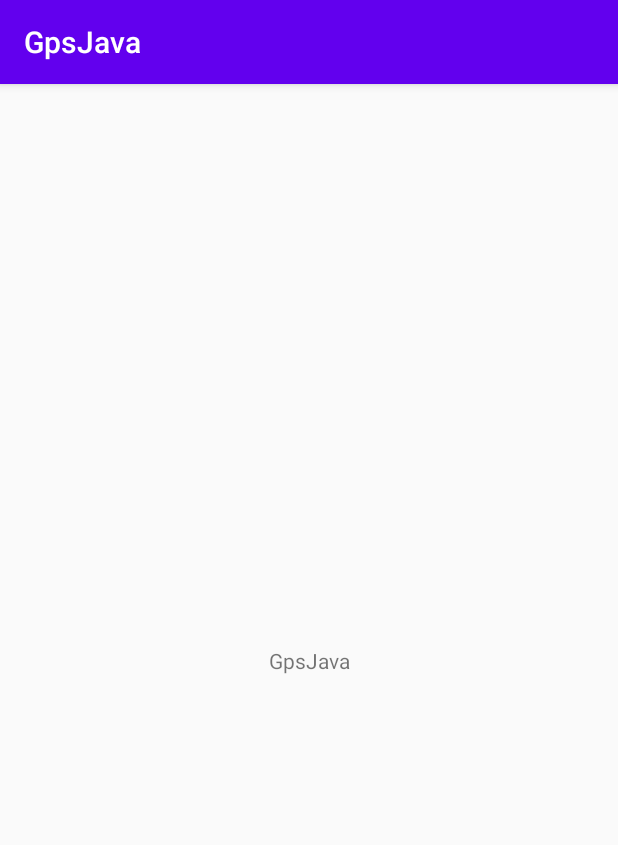
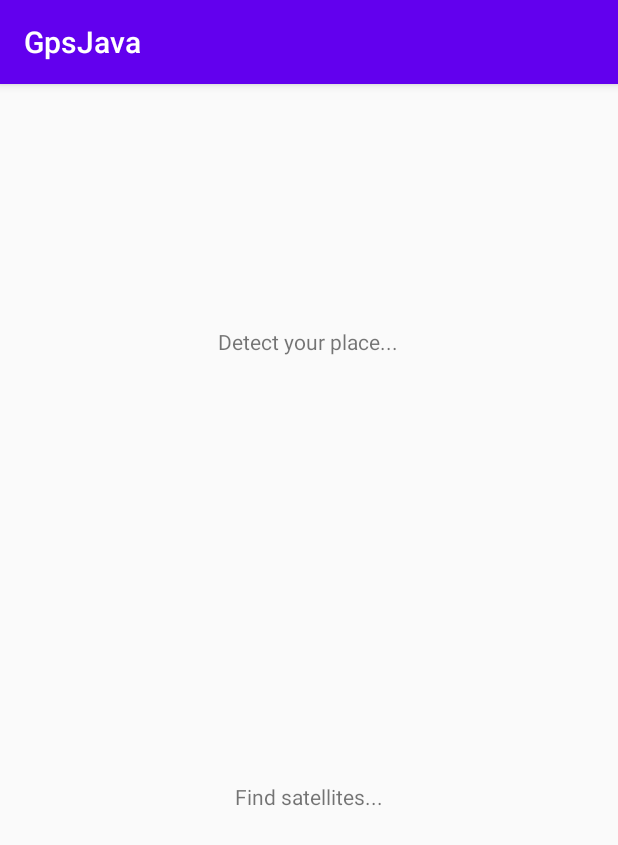
Before and after one commit to Mihafin/and_coords2, an Android app: the screen it shows after launch (MainActivity), on a phone screen of 412 x 824 dp. Shown: the top 845 px of the screen. Run offline under Robolectric (Android 15) with nearby library versions, the phone set to English and light mode, and no system bars.

Commit message:
show gps info

```diff
--- a/app/build.gradle
+++ b/app/build.gradle
@@ -6,7 +6,7 @@ android {
 
     defaultConfig {
         applicationId "com.mixus.gpsjava"
-        minSdkVersion 21
+        minSdkVersion 24
         targetSdkVersion 24
         versionCode 1
         versionName "1.0"
@@ -31,4 +31,7 @@ dependencies {
     testImplementation 'junit:junit:4.12'
     androidTestImplementation 'androidx.test.ext:junit:1.1.1'
     androidTestImplementation 'androidx.test.espresso:espresso-core:3.2.0'
+
+//    implementation 'pub.devrel:easypermissions:2.0.1'
+//    implementation 'com.google.android.gms:play-services-location:17.0.0'
 }
--- a/app/src/main/AndroidManifest.xml
+++ b/app/src/main/AndroidManifest.xml
@@ -1,6 +1,10 @@
 <?xml version="1.0" encoding="utf-8"?>
 <manifest xmlns:android="http://schemas.android.com/apk/res/android"
     package="com.mixus.gpsjava">
+
+<!--    <uses-permission android:name="android.permission.INTERNET" />-->
+    <uses-permission android:name="android.permission.ACCESS_FINE_LOCATION"/>
+<!--    <uses-permission android:name="android.permission.ACCESS_COARSE_LOCATION"/>-->
 
     <application
         android:allowBackup="true"
--- a/app/src/main/java/com/mixus/gpsjava/MainActivity.java
+++ b/app/src/main/java/com/mixus/gpsjava/MainActivity.java
@@ -1,19 +1,139 @@
 package com.mixus.gpsjava;
 
 import androidx.appcompat.app.AppCompatActivity;
+import androidx.core.app.ActivityCompat;
 
+import android.Manifest;
+import android.annotation.SuppressLint;
+import android.app.AlertDialog;
+import android.content.DialogInterface;
+import android.content.pm.PackageManager;
+import android.location.GnssStatus;
+import android.location.Location;
+import android.location.LocationListener;
+import android.location.LocationManager;
 import android.os.Bundle;
+import android.util.Log;
 import android.widget.TextView;
 
-public class MainActivity extends AppCompatActivity {
-    private TextView tv;
+import java.util.Locale;
+
+public class MainActivity extends AppCompatActivity implements LocationListener {
+    private static final String TAG = "MainActivity";
+    private static final int    REQUEST_PERMISSION_LOCATION = 1;
+
+    private TextView lblInfo;
+    private TextView lblSatelliteCount;
 
     @Override
     protected void onCreate(Bundle savedInstanceState) {
         super.onCreate(savedInstanceState);
         setContentView(R.layout.activity_main);
 
-        tv = findViewById(R.id.lblText);
-        tv.setText(R.string.app_name);
+        lblInfo           = findViewById(R.id.lblText);
+        lblSatelliteCount = findViewById(R.id.idSatelliteCount);
+
+        lblInfo.setText(R.string.app_name);
+
+        checkPermissionAndStart();
+    }
+
+    @SuppressLint("MissingPermission")
+    private void startApp() {
+        LocationManager locationManager = (LocationManager) this.getSystemService(LOCATION_SERVICE);
+
+        boolean isGPSEnabled     = locationManager.isProviderEnabled(LocationManager.GPS_PROVIDER);    // getting GPS satellite status
+        boolean isNetworkEnabled = locationManager.isProviderEnabled(LocationManager.NETWORK_PROVIDER);// getting cellular network status
+
+        Log.d(TAG, String.format(Locale.ENGLISH,
+                "isGPSEnabled: %b, isNetworkEnabled: %b",
+                isGPSEnabled, isNetworkEnabled));
+
+        this.lblInfo.setText(R.string.detect_in_process);
+        this.lblSatelliteCount.setText(R.string.find_satellites);
+
+        GnssStatus.Callback gnssStatusCallback = new GnssStatus.Callback() {
+            public void onSatelliteStatusChanged(GnssStatus status) {
+                Log.d(TAG, String.format("onSatelliteStatusChanged: %d", status.getSatelliteCount()));
+                lblSatelliteCount.setText(String.format(Locale.ENGLISH, "Satellites count: %d", status.getSatelliteCount()));
+            }
+        };
+        locationManager.registerGnssStatusCallback(gnssStatusCallback);
+        locationManager.requestLocationUpdates(LocationManager.NETWORK_PROVIDER, 1000, 1, this);
+        locationManager.requestLocationUpdates(LocationManager.GPS_PROVIDER, 1000, 1, this);
+
+    }
+
+    private void checkPermissionAndStart() {
+        // ActivityCompat.checkSelfPermission(this, Manifest.permission.ACCESS_COARSE_LOCATION) != PackageManager.PERMISSION_GRANTED
+        int permissionCheck = ActivityCompat.checkSelfPermission(this, Manifest.permission.ACCESS_FINE_LOCATION);
+        if (permissionCheck != PackageManager.PERMISSION_GRANTED) {
+            if (ActivityCompat.shouldShowRequestPermissionRationale(this, Manifest.permission.ACCESS_FINE_LOCATION)) {
+                showExplanation("Permission Needed", "Rationale", Manifest.permission.ACCESS_FINE_LOCATION, REQUEST_PERMISSION_LOCATION);
+            }
+            else {
+                requestPermission(Manifest.permission.ACCESS_FINE_LOCATION, REQUEST_PERMISSION_LOCATION);
+            }
+        }
+        else {
+            Log.d(TAG, "Permission (already) Granted!");
+            startApp();
+        }
+    }
+
+    @Override
+    public void onRequestPermissionsResult(int requestCode, String permissions[], int[] grantResults) {
+        switch (requestCode) {
+            case REQUEST_PERMISSION_LOCATION:
+                if (grantResults.length > 0 && grantResults[0] == PackageManager.PERMISSION_GRANTED) {
+                    Log.d(TAG, "Permission Granted!");
+                    startApp();
+                } else {
+                    Log.d(TAG, "Permission Denied!");
+                    lblInfo.setText(R.string.no_permisions);
+                }
+        }
+    }
+
+    private void showExplanation(String title, String message, final String permission, final int permissionRequestCode) {
+        AlertDialog.Builder builder = new AlertDialog.Builder(this);
+        builder.setTitle(title)
+                .setMessage(message)
+                .setPositiveButton(android.R.string.ok, new DialogInterface.OnClickListener() {
+                    public void onClick(DialogInterface dialog, int id) {
+                        requestPermission(permission, permissionRequestCode);
+                    }
+                });
+        builder.create().show();
+    }
+
+    private void requestPermission(String permissionName, int permissionRequestCode) {
+        ActivityCompat.requestPermissions(this, new String[]{permissionName}, permissionRequestCode);
+    }
+
+    @SuppressLint("MissingPermission")
+    @Override
+    public void onLocationChanged(Location location) { //<9>
+        Log.d(TAG, "onLocationChanged with location " + location.toString());
+
+        String text = String.format(Locale.ENGLISH,
+                "Lat:\t %f\nLong:\t %f\nAlt:\t %f\nBearing:\t %f", location.getLatitude(),
+                location.getLongitude(), location.getAltitude(), location.getBearing());
+        this.lblInfo.setText(text);
+    }
+
+    @Override
+    public void onStatusChanged(String s, int i, Bundle bundle) {
+        Log.d(TAG, "onStatusChanged (deprecated)");
+    }
+
+    @Override
+    public void onProviderEnabled(String s) {
+        Log.d(TAG, "onProviderEnabled");
+    }
+
+    @Override
+    public void onProviderDisabled(String s) {
+        Log.d(TAG, "onProviderDisabled");
     }
 }
--- a/app/src/main/res/layout/activity_main.xml
+++ b/app/src/main/res/layout/activity_main.xml
@@ -12,8 +12,19 @@
         android:layout_height="wrap_content"
         android:text="Hello World!"
         app:layout_constraintBottom_toBottomOf="parent"
+        app:layout_constraintHorizontal_bias="0.498"
         app:layout_constraintLeft_toLeftOf="parent"
         app:layout_constraintRight_toRightOf="parent"
-        app:layout_constraintTop_toTopOf="parent" />
+        app:layout_constraintTop_toTopOf="parent"
+        app:layout_constraintVertical_bias="0.216" />
+
+    <TextView
+        android:id="@+id/idSatelliteCount"
+        android:layout_width="wrap_content"
+        android:layout_height="wrap_content"
+        app:layout_constraintBottom_toBottomOf="parent"
+        app:layout_constraintEnd_toEndOf="parent"
+        app:layout_constraintStart_toStartOf="parent"
+        app:layout_constraintTop_toBottomOf="@+id/lblText" />
 
 </androidx.constraintlayout.widget.ConstraintLayout>
--- a/app/src/main/res/values/strings.xml
+++ b/app/src/main/res/values/strings.xml
@@ -1,3 +1,6 @@
 <resources>
     <string name="app_name">GpsJava</string>
+    <string name="no_permisions">No permisions!</string>
+    <string name="detect_in_process">Detect your place...</string>
+    <string name="find_satellites">Find satellites...</string>
 </resources>
```
